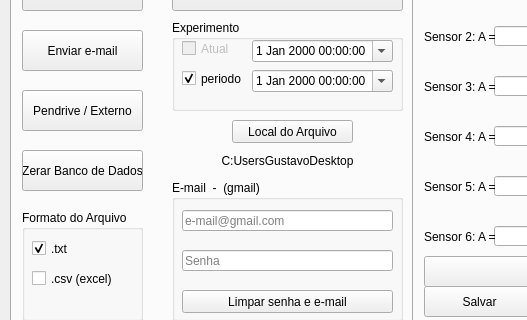
First picture: the form in source/forno_design.ui, repository Atzingen/controleForno-interface, before the edit; both pictures show x 0 to 527 and y 146 to 466 of the 801 by 617 pixel window.
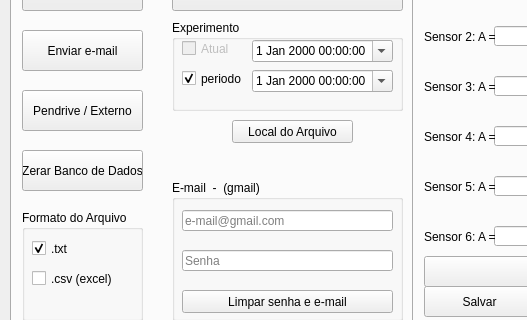
Second picture: the form after the edit. The open tabs and pages were chosen to show the change. Custom widgets are drawn as their Qt base class.

The edit to the form file:
```diff
--- a/source/forno_design.ui
+++ b/source/forno_design.ui
@@ -1343,8 +1343,13 @@
         <height>21</height>
        </rect>
       </property>
+      <property name="font">
+       <font>
+        <pointsize>6</pointsize>
+       </font>
+      </property>
       <property name="text">
-       <string>C:UsersGustavoDesktop</string>
+       <string/>
       </property>
       <property name="alignment">
        <set>Qt::AlignCenter</set>
```
Left out of the diff: 60 changed lines with no effect on the pictures.
